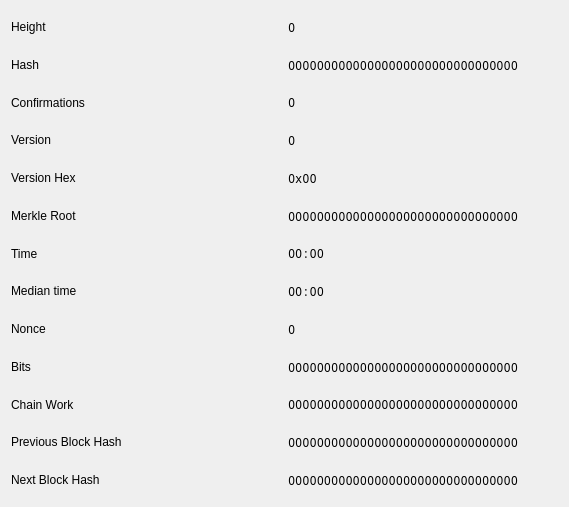
Old version of the form src/qt/forms/blockindexdetailsdialog.ui in the repository torkelrogstad/mainchain.
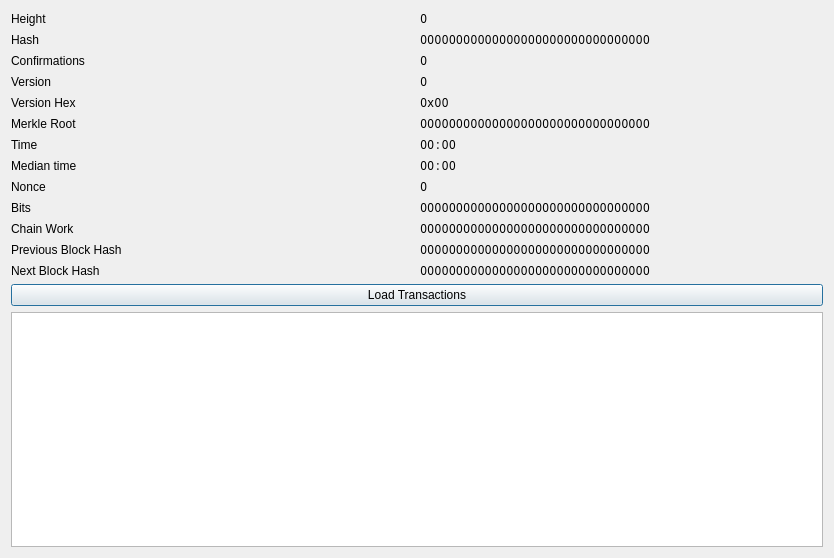
New version of the form.

```diff
--- a/src/qt/forms/blockindexdetailsdialog.ui
+++ b/src/qt/forms/blockindexdetailsdialog.ui
@@ -6,8 +6,8 @@
    <rect>
     <x>0</x>
     <y>0</y>
-    <width>569</width>
-    <height>507</height>
+    <width>834</width>
+    <height>558</height>
    </rect>
   </property>
   <property name="windowTitle">
@@ -140,6 +140,13 @@
      </property>
     </widget>
    </item>
+   <item row="13" column="0" colspan="2">
+    <widget class="QPushButton" name="pushButtonLoadTransactions">
+     <property name="text">
+      <string>Load Transactions</string>
+     </property>
+    </widget>
+   </item>
    <item row="2" column="0">
     <widget class="QLabel" name="label_6">
      <property name="text">
@@ -261,6 +268,9 @@
      </property>
     </widget>
    </item>
+   <item row="14" column="0" colspan="2">
+    <widget class="QTableView" name="tableViewTransactions"/>
+   </item>
   </layout>
  </widget>
  <resources/>
```
Left out of the diff: 14 changed lines with no effect on the pictures.
